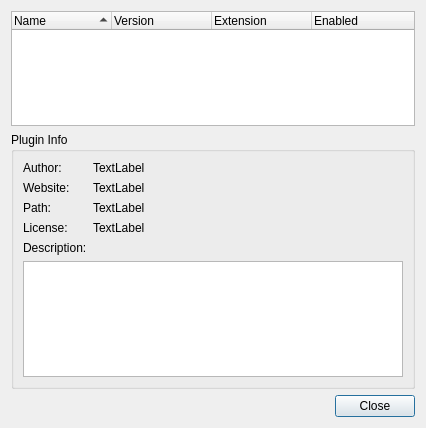
Old version of the form Main/ui/PluginsDialog.ui in the repository Antidote/SakuraSuite.
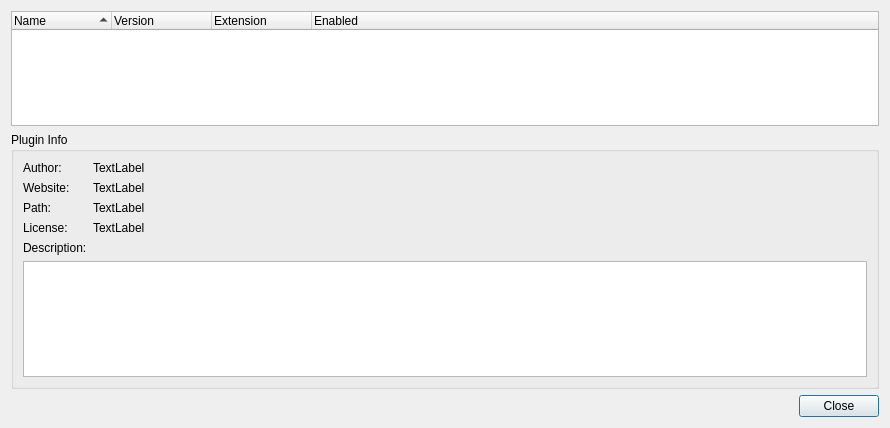
New version of the form.

```diff
--- a/Main/ui/PluginsDialog.ui
+++ b/Main/ui/PluginsDialog.ui
@@ -6,7 +6,7 @@
    <rect>
     <x>0</x>
     <y>0</y>
-    <width>426</width>
+    <width>890</width>
     <height>428</height>
    </rect>
   </property>
```
Left out of the diff: 2 changed lines with no effect on the pictures.
